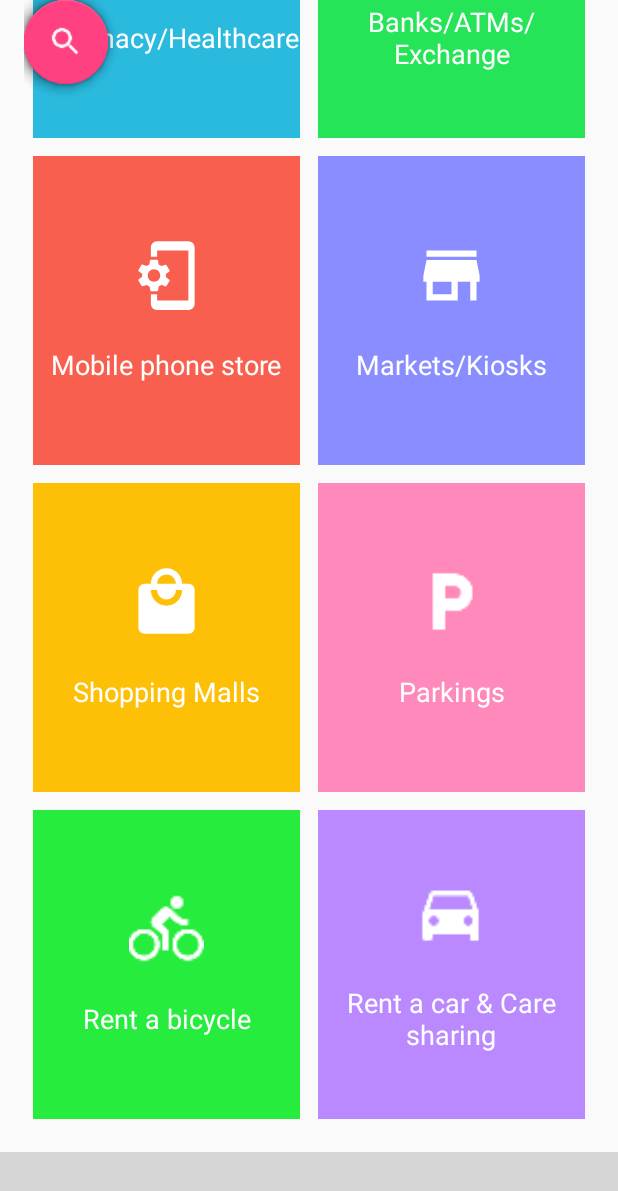
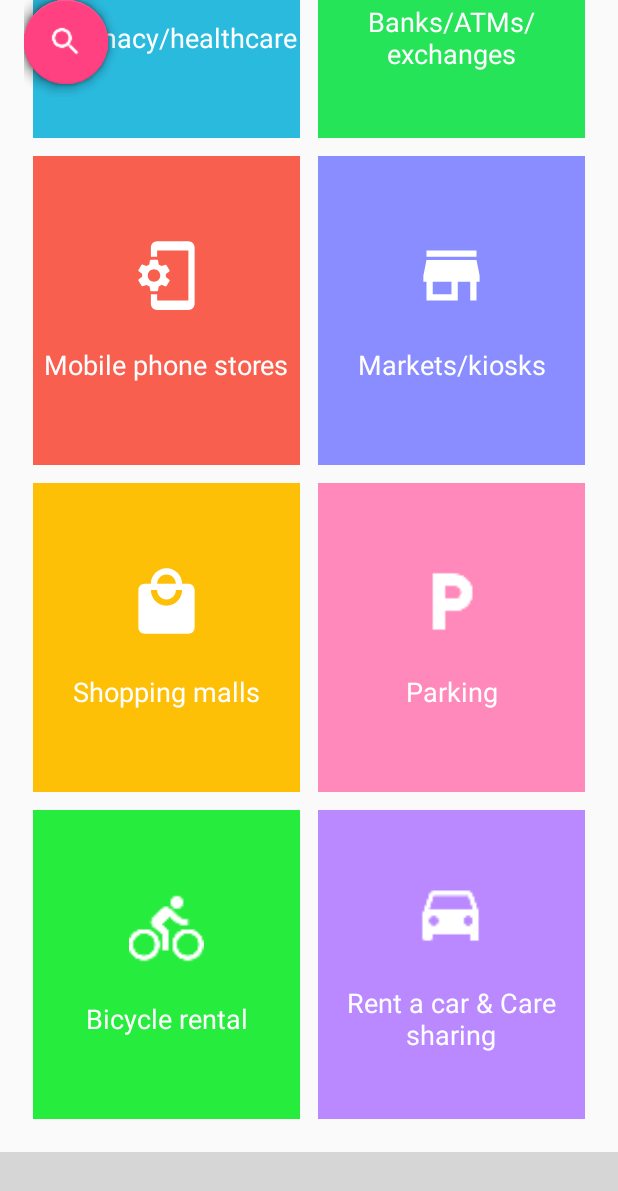
Before and after one commit to CityZenApp/AndroidApp, an Android app: the fragment CategoriesFragment placed in its activity, scrolled down 992 dp, on a phone screen of 412 x 824 dp. Shown: the top 1191 px of the screen. Run offline under Robolectric (Android 15) with nearby library versions, the phone set to English and light mode, and no system bars; libraries missing offline, so code that uses them is left out: com.github.clans.fab, com.ittianyu.bottomnavigationviewex, de.westnordost.osmapi, info.metadude.java, oauth.signpost and 2 more; plain views replace BottomNavigationViewEx, FloatingActionButton, FloatingActionMenu; 20 statements that could not run were skipped; grey boxes are pictures that could not be loaded.

Commit message:
Language rework

```diff
--- a/CityZenApp/app/src/main/res/values/strings.xml
+++ b/CityZenApp/app/src/main/res/values/strings.xml
@@ -1,30 +1,30 @@
 <resources>
     <string name="app_name">CityZen</string>
-    <string name="oauth_communication_error">"Unable to reach the authorization server"</string>
+    <string name="oauth_communication_error">"Could not contact the authorization server"</string>
     <string name="loading">"Loading"</string>
     <string name="retry">"Retry"</string>
     <string name="oauth_failed_permissions">"Authorization failed: All listed permissions need to be granted"</string>
     <string name="offline">"You are offline"</string>
-    <string name="confirmation_authorize_now">"You need to login with your OSM user account to apply changes to OpenStreetMap. Authorize now?"</string>
+    <string name="confirmation_authorize_now">"You need to log in with your OSM user account to apply changes to OpenStreetMap. Authorize now?"</string>
     <string name="later">"Later"</string>
     <string name="filter">Filter</string>
     <string name="only_currently_opened">Only currently opened</string>
     <!--Permission Request-->
-    <string name="write_storage_request">CityZen needs to have write permissions to provide map services</string>
-    <string name="write_storage_request_toast">CityZen must have write permissions to provide map services</string>
-    <string name="location_request">CityZen needs to have location to provide map services</string>
-    <string name="location_request_toast">CityZen must have location to provide map services</string>
+    <string name="write_storage_request">CityZen needs write permissions to provide map services</string>
+    <string name="write_storage_request_toast">CityZen needs write permissions to provide map services</string>
+    <string name="location_request">CityZen needs location access to provide map services</string>
+    <string name="location_request_toast">CityZen needs location access to provide map services</string>
     <string name="allow_permission">Allow</string>
     <string name="deny_permission">Deny</string>
-    <string name="no_pois_near_user_location">no services found near your location</string>
+    <string name="no_pois_near_user_location">no services found near you</string>
     <string name="enable_gps_to_continue">Can\'t find your location. \nEnable GPS to continue</string>
-    <string name="calculating_device_location">We are figuring out your location. \nPlease wait. </string>
+    <string name="calculating_device_location">Determining location. \nPlease wait. </string>
     <string name="user_agent">CityZen</string>
-    <string name="add_new_poi_toast">Click on the map to add \n Points of Interest</string>
+    <string name="add_new_poi_toast">Click on the map to add \n points of interest</string>
     <string name="add">Add</string>
     <string name="cancel">Cancel</string>
-    <string name="wifi">Wifi</string>
-    <string name="email">Email</string>
+    <string name="wifi">Wi-Fi</string>
+    <string name="email">E-mail address</string>
     <string name="website">Website</string>
     <string name="phone">Phone</string>
     <string name="name">Name</string>
@@ -48,8 +48,8 @@
     <string name="opening">Opening</string>
     <string name="closing">Closing</string>
     <string name="done">Done</string>
-    <string name="no_internet_to_update_poi">No internet access.  Connect to internet to continue</string>
-    <string name="session_expired_toast">Your session has expired.  Please login to continue</string>
+    <string name="no_internet_to_update_poi">No Internet access, it is needed to continue</string>
+    <string name="session_expired_toast">Session expired. Please log in again to continue</string>
     <string name="internet_access">Internet Access</string>
     <string name="edit">Edit</string>
     <string name="street">Street</string>
@@ -57,9 +57,9 @@
     <string name="add_closing_hours">Add closing hours</string>
     <string name="add_opening_hours">Add opening hours</string>
     <string name="not_valid_website">Not a valid website</string>
-    <string name="not_valid_email">Not a valid email</string>
+    <string name="not_valid_email">Not a valid e-mail address</string>
     <string name="an_error_occurred">An error occurred</string>
-    <string name="updated_successfully">updated successfully</string>
+    <string name="updated_successfully">updated</string>
     <string name="editing_is_not_possible">Editing is not possible for</string>
     <string name="poi_type">Point of interest type</string>
     <string name="select_amenity_type">Select amenity type</string>
@@ -67,51 +67,51 @@
     <string name="yes">Yes</string>
     <string name="no">No</string>
     <string name="wired">Wired</string>
-    <string name="wlan">Wlan</string>
-    <string name="created_succesfully">created successfully</string>
+    <string name="wlan">WLAN</string>
+    <string name="created_succesfully">created</string>
     <string name="sort_by_name">Sort by name</string>
     <string name="add_a_new_marker_on_the_map">Add a marker on the map</string>
     <string name="about_us">About the project</string>
-    <string name="about_text">CityZen is an open source Android app that helps you navigate and explore the city easily.
-        With CityZen you find points of interest (POIs) such as ATMs, gas stations, drugstores, mobile phone stores and other interesting services near you. The app shows these POIs based on your location of your smartphone, but it does so by respecting your privacy since we don’t keep your navigation data.
-The app is open source licensed because we want the project to be empowered by the community for the community. We initiated this project as a way of empowering tools and platforms such as OpenStreetMap that respect our freedoms. If you are an OpenStreetMap contributor you can easily add information to the POIs by editing them inside CityZen.</string>
+    <string name="about_text">CityZen is a libre software Android app that helps you navigate and explore the city easily.
+        Find points of interest (POIs) such as ATMs, gas stations, drugstores, mobile phone stores and other interesting services near you. They are relevant to your position, but privacy is maintained, as navigation data is not kept.
+The app is libre software licensed, to empowered by the community, for the community. The project makes use of tools and platforms such as OpenStreetMap that respects user freedom. OpenStreetMap contributors can easily add information to POIs by editing them inside CityZen.</string>
     <string name="domain">www.cityzenapp.co</string>
-    <string name="license_link">www.cityzenapp.co/license</string>
+    <string name="license_link">https://github.com/CityZenApp/Android-Development/blob/master/LICENSE</string>
     <string name="privacy_policy_link">www.cityzenapp.co/app-privacy-policy</string>
     <string name="email_contact">ping@cityzenapp.co</string>
     <string name="license">License</string>
     <string name="privacy_policy">Privacy policy</string>
     <string name="contact">Contact</string>
-    <string name="alert_message">CityZen must have location to provide map services.  Do you want to enable location?</string>
+    <string name="alert_message">CityZen needs location access to provide map services. Do you want to enable it now?</string>
     <string name="osm_routing_unavailable">OSM routing isn\'t available at this time. Try again later</string>
     <string name="house_number">House number</string>
     <string name="postcode">Postcode</string>
     <string name="get_involved">Get involved</string>
-    <string name="get_involved_link">www.github.com/CityZenApp</string>
+    <string name="get_involved_link">https://www.github.com/CityZenApp</string>
     <string name="credits">Credits</string>
     <string name="credits_link">www.cityzenapp.co/credits</string>
-    <string name="open_source_culture">CityZen app was initiated in Albania with a lot of ♥\n for free and open source culture.</string>
+    <string name="open_source_culture">CityZen app was initiated in Albania with ♥\n for free software and its culture.</string>
 
 
     <!--POI List-->
-    <string name="Cafes">Cafes</string>
-    <string name="Bars_Clubs">Bars/Clubs</string>
+    <string name="Cafes">Cafés</string>
+    <string name="Bars_Clubs">Bars/clubs</string>
     <string name="Restaurants">Restaurants</string>
     <string name="FastFood">Fast food</string>
     <string name="Tourism">Tourism</string>
-    <string name="Hotels_Hostels">Hotels/Hostels</string>
+    <string name="Hotels_Hostels">Hotels/hostels</string>
     <string name="Transportation">Transportation</string>
     <string name="GasStations">Gas stations</string>
-    <string name="Pharmacy_Healthcare">Pharmacy/Healthcare</string>
-    <string name="Banks_ATMs_Exchange">Banks/ATMs/Exchange</string>
-    <string name="MobilePhoneStore">Mobile phone store</string>
-    <string name="Markets_Kiosks">Markets/Kiosks</string>
-    <string name="Shopping_Malls">Shopping Malls</string>
-    <string name="Parkings">Parkings</string>
-    <string name="RentBicycle">Rent a bicycle</string>
+    <string name="Pharmacy_Healthcare">Pharmacy/healthcare</string>
+    <string name="Banks_ATMs_Exchange">Banks/ATMs/exchanges</string>
+    <string name="MobilePhoneStore">Mobile phone stores</string>
+    <string name="Markets_Kiosks">Markets/kiosks</string>
+    <string name="Shopping_Malls">Shopping malls</string>
+    <string name="Parkings">Parking</string>
+    <string name="RentBicycle">Bicycle rental</string>
     <string name="RentCar_CareSharing">Rent a car &amp; Care sharing</string>
     <string name="logged_in_as">Logged in as:</string>
 
-    <string name="login_to_osm">Login to OSM</string>
-    <string name="logout">LogOut</string>
+    <string name="login_to_osm">Log in to OSM</string>
+    <string name="logout">Log out</string>
 </resources>
```
